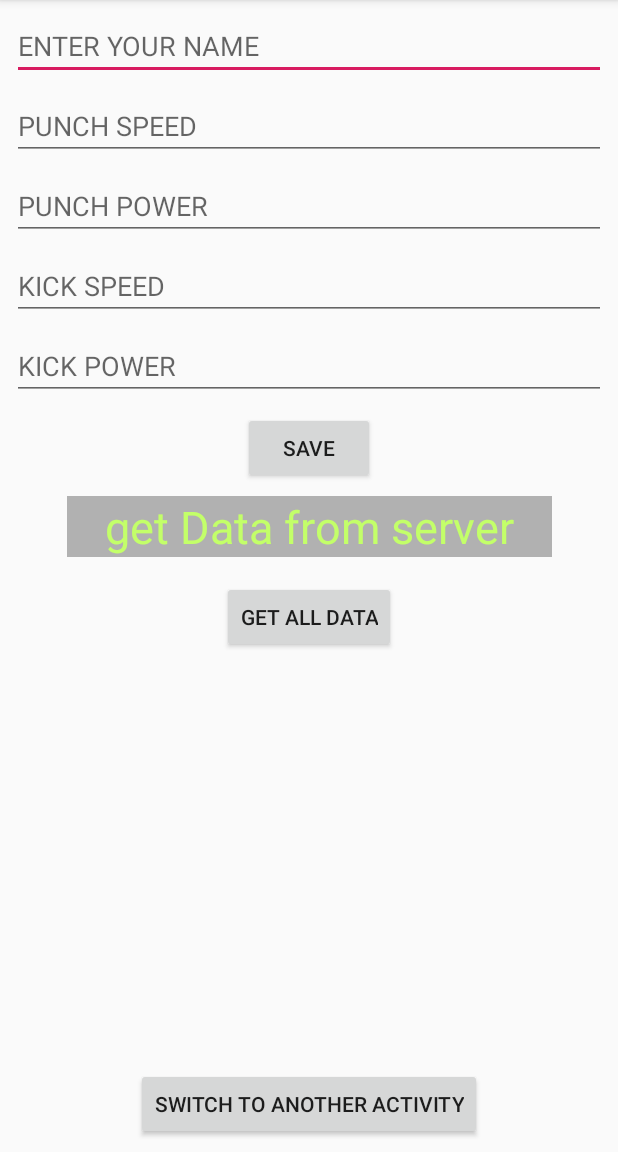
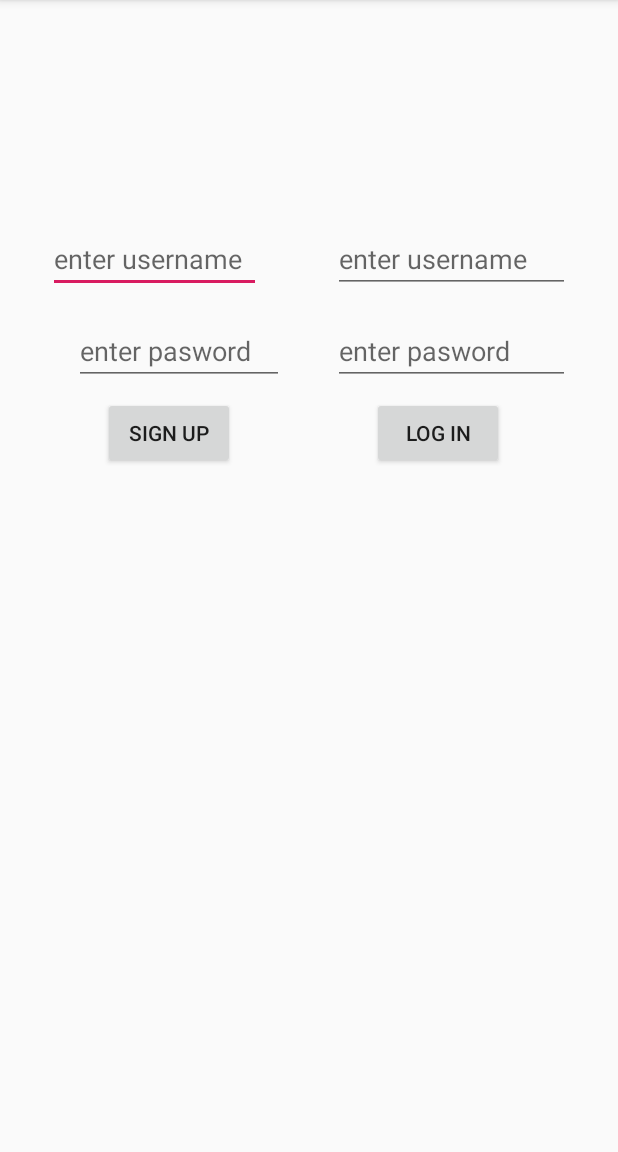
Before and after one commit to raniaALtunci/InstagramClone, an Android app: the screen it shows after launch (SignUp before the commit, SignUpLogInActivity after it), after a tap on "SWITCH TO ANOTHER ACTIVITY", on a phone screen of 412 x 824 dp, the part 84-1236 px from its top. Run offline under Robolectric (Android 15) with nearby library versions, the phone set to English and light mode, and no system bars; libraries missing offline, so code that uses them is left out: com.parse; 1 statement that could not run was skipped.

```diff
--- a/app/src/main/AndroidManifest.xml
+++ b/app/src/main/AndroidManifest.xml
@@ -3,13 +3,13 @@
     package="com.example.hatim.instagramclone">
 
     <application
+        android:name=".App"
         android:allowBackup="true"
         android:icon="@mipmap/ic_launcher"
         android:label="@string/app_name"
         android:roundIcon="@mipmap/ic_launcher_round"
         android:supportsRtl="true"
-        android:theme="@style/AppTheme"
-        android:name=".App">
+        android:theme="@style/AppTheme">
         <activity android:name=".SignUp">
             <intent-filter>
                 <action android:name="android.intent.action.MAIN" />
@@ -17,6 +17,8 @@
                 <category android:name="android.intent.category.LAUNCHER" />
             </intent-filter>
         </activity>
+        <activity android:name=".SignUpLogInActivity" />
+        <activity android:name=".WelcomeActivity"></activity>
     </application>
 
 </manifest>
--- a/app/src/main/java/com/example/hatim/instagramclone/SignUp.java
+++ b/app/src/main/java/com/example/hatim/instagramclone/SignUp.java
@@ -1,6 +1,7 @@
 
 package com.example.hatim.instagramclone;
 
+import android.content.Intent;
 import android.support.v7.app.AppCompatActivity;
 import android.os.Bundle;
 import android.view.View;
@@ -8,7 +9,6 @@ import android.widget.Button;
 import android.widget.EditText;
 import android.widget.TextView;
 import android.widget.Toast;
-
 import com.parse.FindCallback;
 import com.parse.GetCallback;
 import com.parse.ParseException;
@@ -92,6 +92,8 @@ btnSwitch.setOnClickListener(new View.OnClickListener() {
     @Override
     public void onClick(View v) {
 
+        Intent intent = new Intent(SignUp.this , SignUpLogInActivity.class);
+        startActivity(intent);
     }
 });
     }
--- a/app/src/main/java/com/example/hatim/instagramclone/SignUpLogInActivity.java
+++ b/app/src/main/java/com/example/hatim/instagramclone/SignUpLogInActivity.java
@@ -1,4 +1,85 @@
 package com.example.hatim.instagramclone;
 
-public class SignUpLogInActivity {
+import android.os.Bundle;
+import android.support.annotation.Nullable;
+import android.support.v7.app.AppCompatActivity;
+import android.view.View;
+import android.widget.Button;
+import android.widget.EditText;
+import android.widget.Toast;
+
+import com.parse.LogInCallback;
+import com.parse.ParseException;
+import com.parse.ParseUser;
+import com.parse.SignUpCallback;
+
+public class SignUpLogInActivity extends AppCompatActivity {
+
+    EditText usernameS, usernameL, pasS, pasL;
+    Button btnSignUp, btnLogIn;
+
+    @Override
+    protected void onCreate(@Nullable Bundle savedInstanceState) {
+        super.onCreate(savedInstanceState);
+        setContentView(R.layout.signup_login_activity);
+
+        usernameS = findViewById(R.id.edtUserNameSign);
+        usernameL = findViewById(R.id.edtUserNameLog);
+        pasS = findViewById(R.id.edtPasSign);
+        pasL = findViewById(R.id.edtPasLog);
+        btnSignUp = findViewById(R.id.btnSignUp);
+        btnLogIn = findViewById(R.id.btnLogIn);
+
+        btnSignUp.setOnClickListener(new View.OnClickListener() {
+            @Override
+            public void onClick(View v) {
+// when click on the button a new user will create
+                final ParseUser appUser = new ParseUser();
+                appUser.setUsername(usernameS.getText().toString());
+                appUser.setPassword(pasS.getText().toString());
+
+                appUser.signUpInBackground(new SignUpCallback() {
+                    @Override
+                    public void done(ParseException e) {
+                        if (e == null) {
+                            Toast.makeText(SignUpLogInActivity.this,
+                                    appUser.get("username") + " is signed Up",
+                                    Toast.LENGTH_SHORT).show();
+
+                        } else {
+
+                            Toast.makeText(SignUpLogInActivity.this,
+                                    e.getMessage(),
+                                    Toast.LENGTH_SHORT).show();
+                        }
+
+                    }
+                });
+
+            }
+        });
+
+        btnLogIn.setOnClickListener(new View.OnClickListener() {
+            @Override
+            public void onClick(View v) {
+                ParseUser.logInInBackground(usernameL.getText().toString(),
+                        pasL.getText().toString(),
+                        new LogInCallback() {
+                            @Override
+                            public void done(ParseUser user, ParseException e) {
+
+                                if (user != null && e == null) {
+                                    Toast.makeText(SignUpLogInActivity.this,
+                                            user.get("username") + " is Log in ",
+                                            Toast.LENGTH_SHORT).show();
+                                } else {
+                                    Toast.makeText(SignUpLogInActivity.this,
+                                            e.getMessage(),
+                                            Toast.LENGTH_SHORT).show();
+                                }
+                            }
+                        });
+            }
+        });
+    }
 }
--- /dev/null
+++ b/app/src/main/java/com/example/hatim/instagramclone/WelcomeActivity.java
@@ -0,0 +1,13 @@
+package com.example.hatim.instagramclone;
+
+import android.support.v7.app.AppCompatActivity;
+import android.os.Bundle;
+
+public class WelcomeActivity extends AppCompatActivity {
+
+    @Override
+    protected void onCreate(Bundle savedInstanceState) {
+        super.onCreate(savedInstanceState);
+        setContentView(R.layout.activity_welcome);
+    }
+}
--- /dev/null
+++ b/app/src/main/res/layout/activity_welcome.xml
@@ -0,0 +1,9 @@
+<?xml version="1.0" encoding="utf-8"?>
+<android.support.constraint.ConstraintLayout xmlns:android="http://schemas.android.com/apk/res/android"
+    xmlns:app="http://schemas.android.com/apk/res-auto"
+    xmlns:tools="http://schemas.android.com/tools"
+    android:layout_width="match_parent"
+    android:layout_height="match_parent"
+    tools:context=".WelcomeActivity">
+
+</android.support.constraint.ConstraintLayout>
--- /dev/null
+++ b/app/src/main/res/layout/signup_login_activity.xml
@@ -0,0 +1,86 @@
+<?xml version="1.0" encoding="utf-8"?>
+<android.support.constraint.ConstraintLayout
+    xmlns:android="http://schemas.android.com/apk/res/android"
+    xmlns:app="http://schemas.android.com/apk/res-auto"
+    xmlns:tools="http://schemas.android.com/tools"
+    android:layout_width="match_parent"
+    android:layout_height="match_parent">
+
+    <EditText
+        android:id="@+id/edtUserNameSign"
+        android:layout_width="142dp"
+        android:layout_height="wrap_content"
+        android:layout_marginStart="32dp"
+        android:layout_marginTop="150dp"
+        android:ems="10"
+        android:hint="enter username"
+        android:inputType="textPersonName"
+        app:layout_constraintBottom_toTopOf="@+id/edtPasSign"
+        app:layout_constraintStart_toStartOf="parent"
+        app:layout_constraintTop_toTopOf="parent"
+        app:layout_constraintVertical_chainStyle="spread_inside" />
+
+    <EditText
+        android:id="@+id/edtPasSign"
+        android:layout_width="140dp"
+        android:layout_height="wrap_content"
+        android:layout_marginStart="16dp"
+        android:layout_marginTop="16dp"
+        android:ems="10"
+        android:hint="enter pasword"
+        android:inputType="textPassword"
+        app:layout_constraintBottom_toTopOf="@+id/btnSignUp"
+        app:layout_constraintEnd_toStartOf="@+id/edtPasLog"
+        app:layout_constraintStart_toStartOf="parent"
+        app:layout_constraintTop_toBottomOf="@+id/edtUserNameSign" />
+
+    <Button
+        android:id="@+id/btnSignUp"
+        android:layout_width="wrap_content"
+        android:layout_height="wrap_content"
+        android:layout_marginStart="8dp"
+        android:layout_marginTop="8dp"
+        android:layout_marginEnd="8dp"
+        android:text="Sign Up"
+        app:layout_constraintEnd_toStartOf="@+id/btnLogIn"
+        app:layout_constraintHorizontal_bias="0.42"
+        app:layout_constraintStart_toStartOf="parent"
+        app:layout_constraintTop_toBottomOf="@+id/edtPasSign" />
+
+    <EditText
+        android:id="@+id/edtUserNameLog"
+        android:layout_width="158dp"
+        android:layout_height="45dp"
+        android:layout_marginTop="150dp"
+        android:layout_marginEnd="32dp"
+        android:ems="10"
+        android:hint="enter username"
+        android:inputType="textPersonName"
+        app:layout_constraintEnd_toEndOf="parent"
+        app:layout_constraintTop_toTopOf="parent" />
+
+    <EditText
+        android:id="@+id/edtPasLog"
+        android:layout_width="158dp"
+        android:layout_height="wrap_content"
+        android:layout_marginTop="16dp"
+        android:layout_marginEnd="32dp"
+        android:ems="10"
+        android:hint="enter pasword"
+        android:inputType="textPassword"
+        app:layout_constraintEnd_toEndOf="parent"
+        app:layout_constraintTop_toBottomOf="@+id/edtUserNameLog" />
+
+    <Button
+        android:id="@+id/btnLogIn"
+        android:layout_width="wrap_content"
+        android:layout_height="wrap_content"
+        android:layout_marginStart="8dp"
+        android:layout_marginTop="8dp"
+        android:layout_marginEnd="8dp"
+        android:text="Log In"
+        app:layout_constraintEnd_toEndOf="parent"
+        app:layout_constraintHorizontal_bias="0.78"
+        app:layout_constraintStart_toStartOf="parent"
+        app:layout_constraintTop_toBottomOf="@+id/edtPasLog" />
+</android.support.constraint.ConstraintLayout>
```
